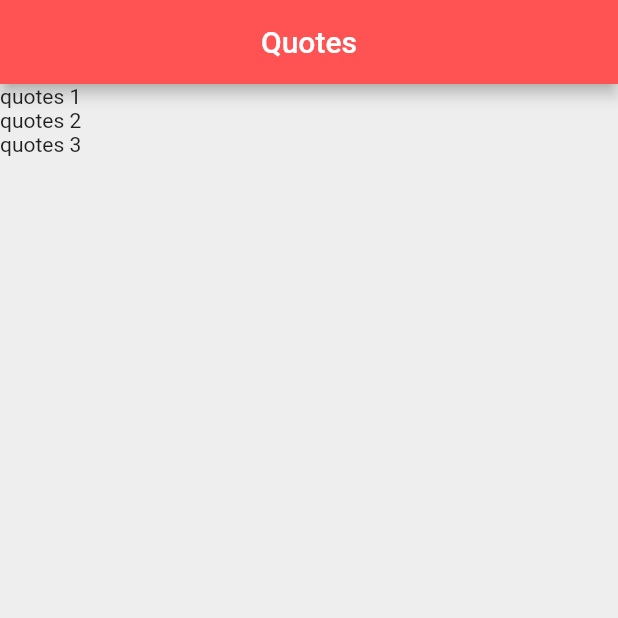
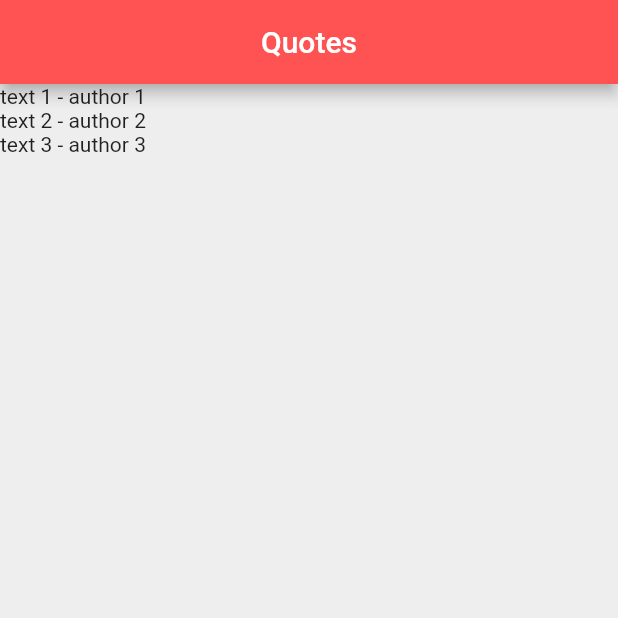
Before and after one commit to GuillaumeDes/flutter_course_2, a Flutter app: the screen it shows after launch, on a phone screen of 412 x 824 dp, the top half of it. Run offline on Flutter 3.47's test engine with Material 2 defaults, Android fonts, the phone set to English and light mode, and no system bars.

Commit message:
First custom class

```diff
--- a/lib/main.dart
+++ b/lib/main.dart
@@ -1,4 +1,5 @@
 import 'package:flutter/material.dart';
+import 'quotes.dart';
 
 void main() => runApp(MaterialApp(
   home: QuoteList(),
@@ -11,11 +12,12 @@ class QuoteList extends StatefulWidget {
 
 class _QuoteListState extends State<QuoteList> {
 
-  List<String> quotes = [
-    'quotes 1',
-    'quotes 2',
-    'quotes 3'
+  List<Quote> quotes = [
+      Quote(author: 'author 1', text: 'text 1'),
+      Quote(author: 'author 2', text: 'text 2'),
+      Quote(author: 'author 3', text: 'text 3'),
   ];
+
 
   @override
   Widget build(BuildContext context) {
@@ -29,7 +31,7 @@ class _QuoteListState extends State<QuoteList> {
       ),
       body:
         Column(
-          children: quotes.map((quote) => Text(quote)).toList(),
+          children: quotes.map((quote) => Text('${quote.text} - ${quote.author}')).toList(),
         )
     );
   }
--- /dev/null
+++ b/lib/quotes.dart
@@ -0,0 +1,11 @@
+class Quote {
+  String text;
+  String author;
+
+  Quote({String text, String author}){
+    this.text = text;
+    this.author = author;
+  }
+}
+
+Quote myquote = Quote(text: 'this is the text', author: 'author test');
```
